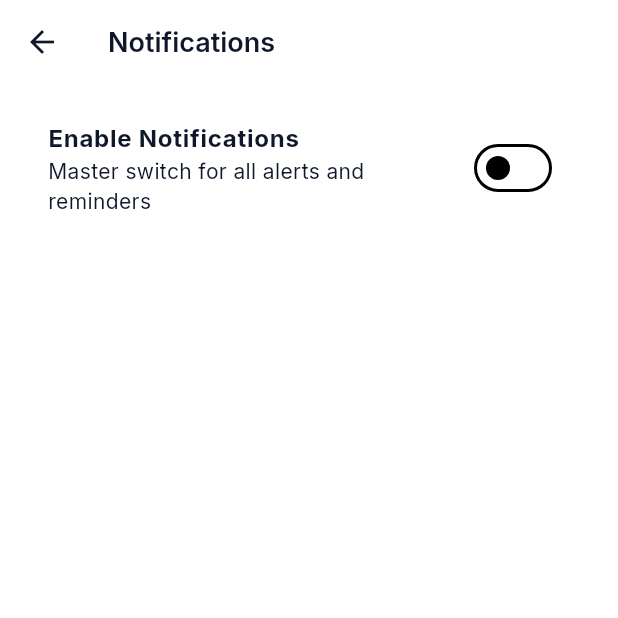
After one commit to tanmaychdri/Leads-Studio, a Flutter app: the NotificationSettingsScreen screen opened by its route, after a tap on "Enable Notifications", on a phone screen of 412 x 824 dp, the top half of it. The commit adds this screen. Run offline on Flutter 3.47's test engine with Material 3 defaults, Android fonts, the phone set to English and light mode, and no system bars; our stand-ins replace drift, flutter_animate, flutter_dotenv, flutter_local_notifications, flutter_riverpod, flutter_secure_storage and 6 more; missing offline and left inert: excel, googleapis; accounts and stored records are empty; generated files the repository leaves out were written again.

Commit message:
feat: complete Phase 8 with functional notifications and permissions fixes

```diff
--- /dev/null
+++ b/devtools_options.yaml
@@ -0,0 +1,3 @@
+description: This file stores settings for Dart & Flutter DevTools.
+documentation: https://docs.flutter.dev/tools/devtools/extensions#configure-extension-enablement-states
+extensions:
--- a/lib/app/router/app_router.dart
+++ b/lib/app/router/app_router.dart
@@ -8,6 +8,7 @@ import 'package:leads_studio/features/leads/presentation/screens/leads_screen.da
 import 'package:leads_studio/features/leads/presentation/screens/lead_form_screen.dart';
 import 'package:leads_studio/features/leads/presentation/screens/lead_details_screen.dart';
 
+import 'package:leads_studio/features/notifications/presentation/screens/notification_settings_screen.dart';
 import 'package:leads_studio/features/settings/presentation/settings_screen.dart';
 import 'package:leads_studio/features/auth/presentation/screens/login_screen.dart';
 import 'package:leads_studio/features/auth/presentation/providers/auth_provider.dart';
@@ -61,6 +62,12 @@ final goRouterProvider = Provider<GoRouter>((ref) {
       GoRoute(
         path: '/settings',
         builder: (context, state) => const SettingsScreen(),
+        routes: [
+          GoRoute(
+            path: 'notifications',
+            builder: (context, state) => const NotificationSettingsScreen(),
+          ),
+        ],
       ),
       StatefulShellRoute.indexedStack(
         builder: (context, state, navigationShell) {
--- /dev/null
+++ b/lib/features/notifications/domain/notification_settings.dart
@@ -0,0 +1,33 @@
+import 'package:flutter/material.dart';
+
+class NotificationSettings {
+  final bool enabled;
+  final TimeOfDay defaultReminderTime;
+  final bool dailySummaryEnabled;
+  final TimeOfDay dailySummaryTime;
+  final bool overdueAlertsEnabled;
+
+  const NotificationSettings({
+    this.enabled = true,
+    this.defaultReminderTime = const TimeOfDay(hour: 9, minute: 0),
+    this.dailySummaryEnabled = true,
+    this.dailySummaryTime = const TimeOfDay(hour: 8, minute: 0),
+    this.overdueAlertsEnabled = true,
+  });
+
+  NotificationSettings copyWith({
+    bool? enabled,
+    TimeOfDay? defaultReminderTime,
+    bool? dailySummaryEnabled,
+    TimeOfDay? dailySummaryTime,
+    bool? overdueAlertsEnabled,
+  }) {
+    return NotificationSettings(
+      enabled: enabled ?? this.enabled,
+      defaultReminderTime: defaultReminderTime ?? this.defaultReminderTime,
+      dailySummaryEnabled: dailySummaryEnabled ?? this.dailySummaryEnabled,
+      dailySummaryTime: dailySummaryTime ?? this.dailySummaryTime,
+      overdueAlertsEnabled: overdueAlertsEnabled ?? this.overdueAlertsEnabled,
+    );
+  }
+}
--- /dev/null
+++ b/lib/features/notifications/presentation/providers/notification_settings_provider.dart
@@ -0,0 +1,52 @@
+import 'package:flutter/material.dart';
+import 'package:flutter_riverpod/flutter_riverpod.dart';
+import 'package:leads_studio/features/notifications/domain/notification_settings.dart';
+import 'package:shared_preferences/shared_preferences.dart';
+
+final notificationSettingsProvider = StateNotifierProvider<NotificationSettingsNotifier, NotificationSettings>((ref) {
+  return NotificationSettingsNotifier();
+});
+
+class NotificationSettingsNotifier extends StateNotifier<NotificationSettings> {
+  NotificationSettingsNotifier() : super(const NotificationSettings()) {
+    _loadSettings();
+  }
+
+  Future<void> _loadSettings() async {
+    final prefs = await SharedPreferences.getInstance();
+
+    final enabled = prefs.getBool('notif_enabled') ?? true;
+    final dailySummaryEnabled = prefs.getBool('notif_daily_summary_enabled') ?? true;
+    final overdueAlertsEnabled = prefs.getBool('notif_overdue_alerts_enabled') ?? true;
+
+    final reminderHour = prefs.getInt('notif_reminder_hour') ?? 9;
+    final reminderMinute = prefs.getInt('notif_reminder_minute') ?? 0;
+
+    final summaryHour = prefs.getInt('notif_summary_hour') ?? 8;
+    final summaryMinute = prefs.getInt('notif_summary_minute') ?? 0;
+
+    state = NotificationSettings(
+      enabled: enabled,
+      dailySummaryEnabled: dailySummaryEnabled,
+      overdueAlertsEnabled: overdueAlertsEnabled,
+      defaultReminderTime: TimeOfDay(hour: reminderHour, minute: reminderMinute),
+      dailySummaryTime: TimeOfDay(hour: summaryHour, minute: summaryMinute),
+    );
+  }
+
+  Future<void> updateSettings(NotificationSettings newSettings) async {
+    final prefs = await SharedPreferences.getInstance();
+
+    await prefs.setBool('notif_enabled', newSettings.enabled);
+    await prefs.setBool('notif_daily_summary_enabled', newSettings.dailySummaryEnabled);
+    await prefs.setBool('notif_overdue_alerts_enabled', newSettings.overdueAlertsEnabled);
+
+    await prefs.setInt('notif_reminder_hour', newSettings.defaultReminderTime.hour);
+    await prefs.setInt('notif_reminder_minute', newSettings.defaultReminderTime.minute);
+
+    await prefs.setInt('notif_summary_hour', newSettings.dailySummaryTime.hour);
+    await prefs.setInt('notif_summary_minute', newSettings.dailySummaryTime.minute);
+
+    state = newSettings;
+  }
+}
--- /dev/null
+++ b/lib/features/notifications/presentation/screens/notification_settings_screen.dart
@@ -0,0 +1,88 @@
+import 'package:flutter/material.dart';
+import 'package:flutter_riverpod/flutter_riverpod.dart';
+import 'package:leads_studio/features/notifications/presentation/providers/notification_settings_provider.dart';
+import 'package:leads_studio/features/notifications/data/notification_service.dart';
+
+class NotificationSettingsScreen extends ConsumerWidget {
+  const NotificationSettingsScreen({super.key});
+
+  Future<void> _selectTime(BuildContext context, TimeOfDay initialTime, Function(TimeOfDay) onSelected) async {
+    final TimeOfDay? picked = await showTimePicker(
+      context: context,
+      initialTime: initialTime,
+    );
+    if (picked != null) {
+      onSelected(picked);
+    }
+  }
+
+  @override
+  Widget build(BuildContext context, WidgetRef ref) {
+    final settings = ref.watch(notificationSettingsProvider);
+    final notifier = ref.read(notificationSettingsProvider.notifier);
+
+    return Scaffold(
+      appBar: AppBar(
+        title: const Text('Notifications'),
+      ),
+      body: ListView(
+        padding: const EdgeInsets.all(16.0),
+        children: [
+          SwitchListTile(
+            title: const Text('Enable Notifications', style: TextStyle(fontWeight: FontWeight.bold)),
+            subtitle: const Text('Master switch for all alerts and reminders'),
+            value: settings.enabled,
+            onChanged: (value) async {
+              if (value) {
+                await NotificationService().requestPermissions();
+              }
+              notifier.updateSettings(settings.copyWith(enabled: value));
+            },
+          ),
+          if (settings.enabled) ...[
+            const Divider(),
+            ListTile(
+              title: const Text('Default Reminder Time'),
+              subtitle: Text(settings.defaultReminderTime.format(context)),
+              trailing: const Icon(Icons.access_time),
+              onTap: () {
+                _selectTime(context, settings.defaultReminderTime, (time) {
+                  notifier.updateSettings(settings.copyWith(defaultReminderTime: time));
+                });
+              },
+            ),
+            const Divider(),
+            SwitchListTile(
+              title: const Text('Daily Follow-up Summary'),
+              subtitle: const Text('Get one notification combining all follow-ups for the day'),
+              value: settings.dailySummaryEnabled,
+              onChanged: (value) {
+                notifier.updateSettings(settings.copyWith(dailySummaryEnabled: value));
+              },
+            ),
+            if (settings.dailySummaryEnabled)
+              ListTile(
+                title: const Text('Summary Time'),
+                subtitle: Text(settings.dailySummaryTime.format(context)),
+                trailing: const Icon(Icons.access_time),
+                onTap: () {
+                  _selectTime(context, settings.dailySummaryTime, (time) {
+                    notifier.updateSettings(settings.copyWith(dailySummaryTime: time));
+                  });
+                },
+              ),
+            const Divider(),
+            SwitchListTile(
+              title: const Text('Overdue Alerts'),
+              subtitle: const Text('Notify me if I have missed follow-ups'),
+              value: settings.overdueAlertsEnabled,
+              onChanged: (value) {
+                notifier.updateSettings(settings.copyWith(overdueAlertsEnabled: value));
+              },
+            ),
+          ]
+        ],
+      ),
+    );
+  }
+}
--- a/lib/features/settings/presentation/settings_screen.dart
+++ b/lib/features/settings/presentation/settings_screen.dart
@@ -128,14 +128,14 @@ class SettingsScreen extends ConsumerWidget {
                       leading: const Icon(Icons.notifications_outlined),
                       title: const Text('Notifications'),
                       trailing: const Icon(Icons.chevron_right),
-                      onTap: () {},
+                      onTap: () => context.push('/settings/notifications'),
                     ),
                     const Divider(height: 1),
                     ListTile(
                       leading: const Icon(Icons.dark_mode_outlined),
                       title: const Text('Theme'),
                       trailing: const Text('Light'),
-                      onTap: () {},
+                      onTap: () => context.push('/settings/notifications'),
                     ),
                   ],
                 ),
--- a/pubspec.yaml
+++ b/pubspec.yaml
@@ -53,6 +53,10 @@ dependencies:
   path: ^1.9.1
   sqlite3: ^3.5.2
   intl: ^0.20.3
+  flutter_local_notifications: ^22.3.0
+  timezone: ^0.11.1
+  shared_preferences: ^2.5.5
+  flutter_timezone: ^5.1.0
 
 dev_dependencies:
   flutter_test:
```
Also changed, not shown: lib/features/leads/data/services/lead_service.dart (+38 -1 lines), lib/features/notifications/data/notification_service.dart (added, +127 -0 lines), lib/features/notifications/domain/notification_scheduler.dart (added, +175 -0 lines), lib/main.dart (+63 -3 lines), test_run.dart (added, +7 -0 lines), pubspec.lock, 4 other files.
